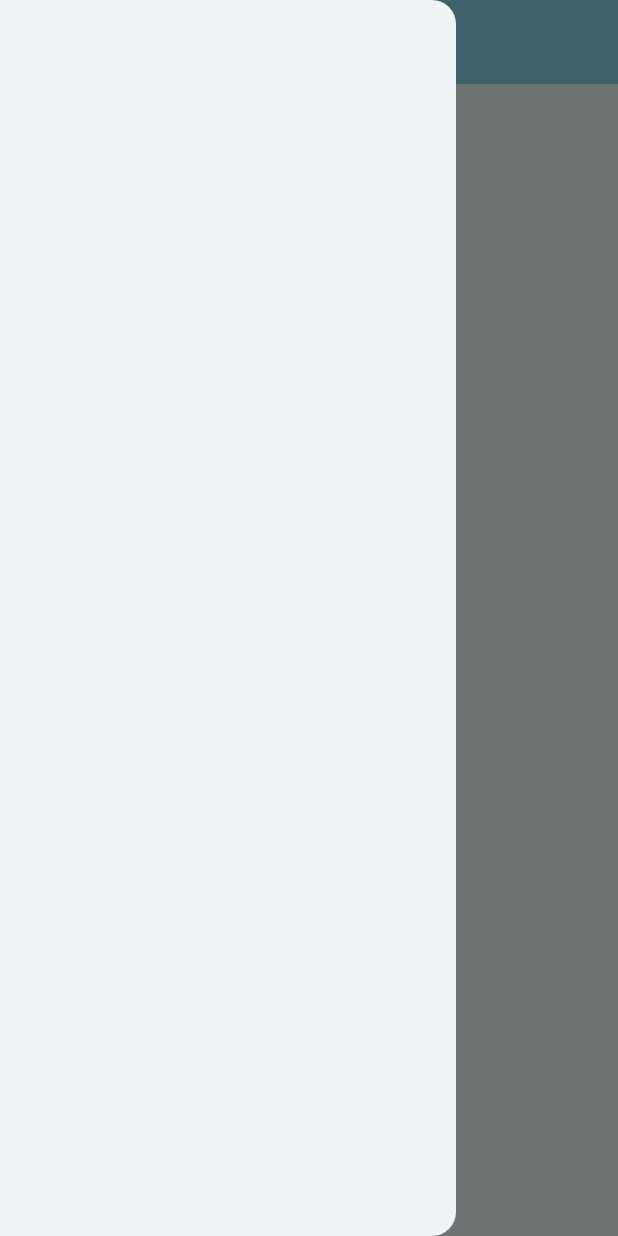
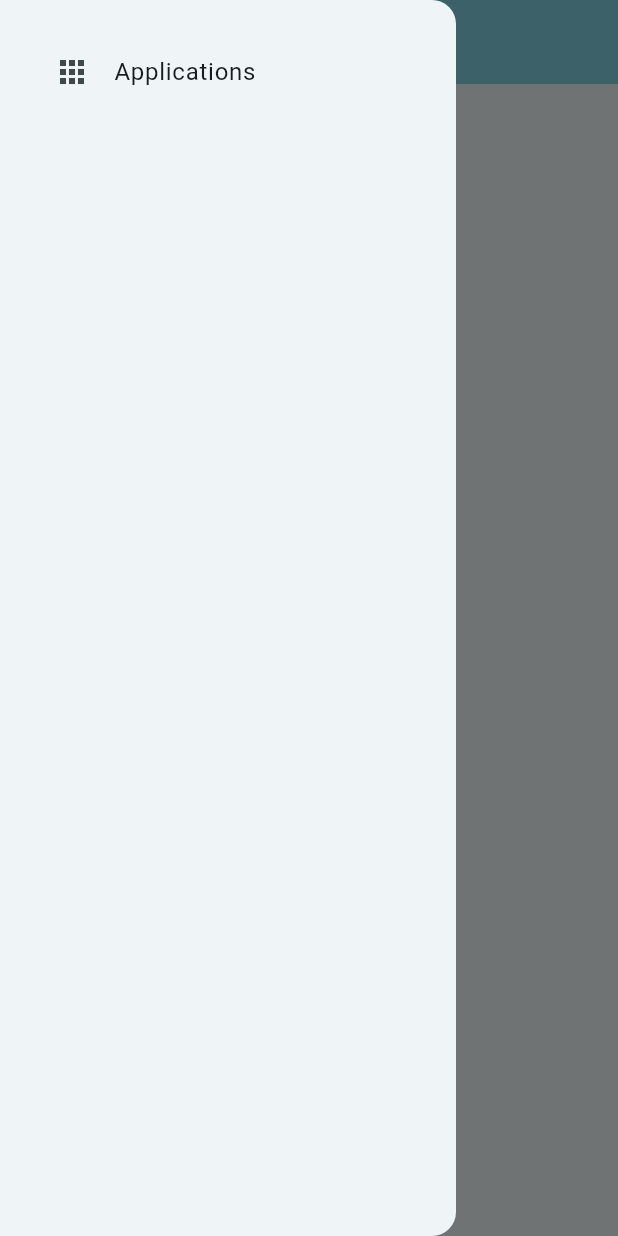
Before and after one commit to ZhengLi2004/LatexToolBox, a Flutter app: the screen it shows after launch, with the side drawer open, on a phone screen of 412 x 824 dp. Run offline on Flutter 3.47's test engine with Material 3 defaults, Android fonts, the light colour scheme and no system bars; our stand-ins replace animated_splash_screen.

Commit message:
commit 	new file:   lib/Animations/blur.dart 	renamed:    lib/splash.dart -> lib/Animations/splash.dart 	new file:   lib/Pages/appPage.dart 	new file:   lib/Pages/homePage.dart 	deleted:    lib/homePage.dart 	modified:   lib/main.dart

```diff
--- a/lib/splash.dart
+++ b/lib/Animations/splash.dart
@@ -1,6 +1,6 @@
 import 'package:flutter/material.dart';
 
-import 'homePage.dart';
+import '../Pages/homePage.dart';
 
 class Splash extends StatefulWidget {
   const Splash({Key? key}) : super(key: key);
--- /dev/null
+++ b/lib/Pages/homePage.dart
@@ -0,0 +1,66 @@
+import 'package:flutter/material.dart';
+
+import "appPage.dart";
+
+class HomePage extends StatefulWidget {
+  const HomePage({super.key});
+
+  @override
+  State<HomePage> createState() => _MyHomePageState();
+}
+
+class _MyHomePageState extends State<HomePage> {
+  @override
+  Widget build(BuildContext context) {
+    return Scaffold(
+      appBar: AppBar(
+        backgroundColor: Theme.of(context).colorScheme.inversePrimary,
+        title: Text("Home Page"),
+      ),
+      drawer: const NavigationDrawer(),
+    );
+  }
+}
+
+class NavigationDrawer extends StatelessWidget {
+  const NavigationDrawer({Key? key}) : super(key: key);
+
+  @override
+  Widget build(BuildContext context) => Drawer(
+    child: SingleChildScrollView(
+      child: Column(
+        crossAxisAlignment: CrossAxisAlignment.stretch,
+        children: <Widget>[
+          buildHeader(context),
+          buildMenuItems(context),
+        ],
+      ),
+    ),
+  );
+
+  Widget buildHeader(BuildContext context) => Container(
+    padding: EdgeInsets.only(
+      top: MediaQuery.of(context).padding.top,
+    ),
+  );
+
+  Widget buildMenuItems(BuildContext context) => Container(
+    padding: const EdgeInsets.all(20),
+    child: Wrap(
+      runSpacing: 10,
+      children: [
+        ListTile(
+          leading: const Icon(Icons.apps),
+          title: const Text('Applications'),
+          onTap: () {
+            Navigator.pop(context);
+
+            Navigator.of(context).push(MaterialPageRoute(
+              builder: (context) => const appPage(),
+            ));
+          }
+        ),
+      ],
+    ),
+  );
+}
--- a/lib/homePage.dart
+++ /dev/null
@@ -1,25 +0,0 @@
-import 'package:flutter/material.dart';
-
-class HomePage extends StatefulWidget {
-  const HomePage({super.key, required this.title});
-
-  final String title;
-
-  @override
-  State<HomePage> createState() => _MyHomePageState();
-}
-
-class _MyHomePageState extends State<HomePage> {
-  @override
-  Widget build(BuildContext context) {
-    return Scaffold(
-      appBar: AppBar(
-        backgroundColor: Theme.of(context).colorScheme.inversePrimary,
-        title: Text(widget.title),
-      ),
-      drawer: Drawer(
-
-      ),
-    );
-  }
-}
--- a/lib/main.dart
+++ b/lib/main.dart
@@ -1,8 +1,8 @@
 import 'package:animated_splash_screen/animated_splash_screen.dart';
 import 'package:flutter/material.dart';
-import 'package:latextb/splash.dart';
+import 'package:latextb/Animations/splash.dart';
 
-import "homePage.dart";
+import "Pages/homePage.dart";
 
 void main() {
   runApp(const MyApp());
@@ -28,7 +28,7 @@ class MyApp extends StatelessWidget {
         ),
         splashTransition: SplashTransition.fadeTransition,
         backgroundColor: Colors.blue,
-        nextScreen: HomePage(title: "Home Page")),
+        nextScreen: HomePage()),
     );
   }
 }
```
Also changed, not shown: lib/Animations/blur.dart (added, +51 -0 lines), lib/Pages/appPage.dart (added, +31 -0 lines).
